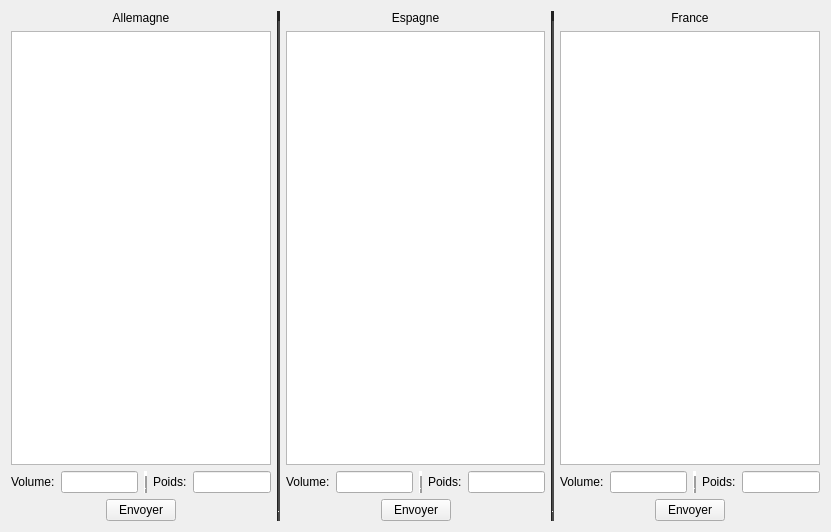
The window that serveurLivraison/widget.ui (dnalexen/livraisonColis) describes before a commit, drawn with Qt 5.
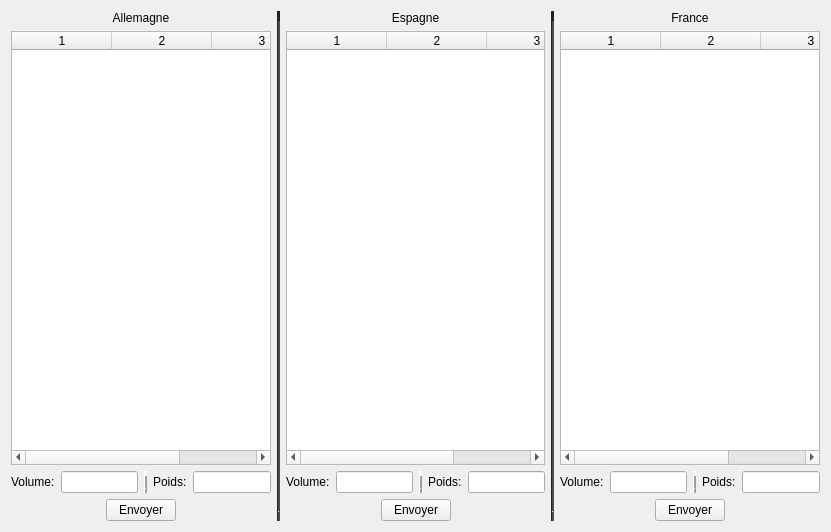
The same window after the commit.

The edit to the form file:
```diff
--- a/serveurLivraison/widget.ui
+++ b/serveurLivraison/widget.ui
@@ -13,7 +13,7 @@
   <property name="windowTitle">
    <string>Widget</string>
   </property>
-  <layout class="QVBoxLayout" name="verticalLayout">
+  <layout class="QHBoxLayout" name="horizontalLayout_2">
    <item>
     <layout class="QHBoxLayout" name="horizontalLayout">
      <item>
@@ -36,6 +36,27 @@
            <height>16777215</height>
           </size>
          </property>
+         <property name="showGrid">
+          <bool>true</bool>
+         </property>
+         <property name="rowCount">
+          <number>0</number>
+         </property>
+         <property name="columnCount">
+          <number>3</number>
+         </property>
+         <attribute name="horizontalHeaderVisible">
+          <bool>true</bool>
+         </attribute>
+         <attribute name="horizontalHeaderStretchLastSection">
+          <bool>false</bool>
+         </attribute>
+         <attribute name="verticalHeaderVisible">
+          <bool>true</bool>
+         </attribute>
+         <column/>
+         <column/>
+         <column/>
         </widget>
        </item>
        <item>
@@ -606,6 +627,12 @@
            <height>16777215</height>
           </size>
          </property>
+         <property name="columnCount">
+          <number>3</number>
+         </property>
+         <column/>
+         <column/>
+         <column/>
         </widget>
        </item>
        <item>
@@ -1176,6 +1203,12 @@
            <height>16777215</height>
           </size>
          </property>
+         <property name="columnCount">
+          <number>3</number>
+         </property>
+         <column/>
+         <column/>
+         <column/>
         </widget>
        </item>
        <item>
```
